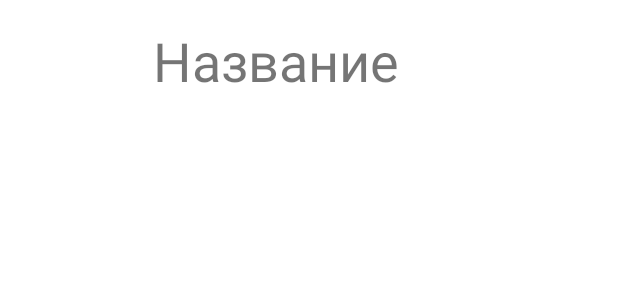
After one commit to Utka7/DisneyCharacter, an Android app: the layout list_item.xml on its own in the app's theme, with its tools: preview values and no code run, on a phone screen of 412 x 824 dp. The commit adds this screen. Shown: the top 300 px of the screen. Run offline under Robolectric (Android 15) with nearby library versions, the phone set to English and light mode, and no system bars.

Commit message:
added list_item and ItemElement

```diff
--- a/app/src/main/res/layout/activity_main.xml
+++ b/app/src/main/res/layout/activity_main.xml
@@ -14,7 +14,8 @@
         android:id="@+id/recyclerView"
         android:layout_width="match_parent"
         android:layout_height="0dp"
-        app:layout_constraintTop_toBottomOf="@+id/toolbar"
-        android:background="@color/design_default_color_primary"/>
+        android:background="@color/blue"
+        app:layout_constraintBottom_toBottomOf="parent"
+        app:layout_constraintTop_toBottomOf="@+id/toolbar" />
 
 </androidx.constraintlayout.widget.ConstraintLayout>
--- /dev/null
+++ b/app/src/main/res/layout/list_item.xml
@@ -0,0 +1,33 @@
+<?xml version="1.0" encoding="utf-8"?>
+<androidx.constraintlayout.widget.ConstraintLayout
+    xmlns:android="http://schemas.android.com/apk/res/android"
+    xmlns:app="http://schemas.android.com/apk/res-auto"
+    android:layout_width="match_parent"
+    android:layout_height="wrap_content">
+    <ImageView
+        android:id="@+id/flag"
+        android:layout_width="70dp"
+        android:layout_height="50dp"
+        android:layout_marginTop="16dp"
+        android:layout_marginBottom="16dp"
+        android:layout_marginLeft="16dp"
+        app:layout_constraintLeft_toLeftOf="parent"
+        app:layout_constraintRight_toLeftOf="@+id/name"
+        app:layout_constraintTop_toTopOf="parent"
+        app:layout_constraintBottom_toBottomOf="parent" />
+
+    <TextView
+        android:id="@+id/name"
+        android:layout_width="0dp"
+        android:layout_height="wrap_content"
+        android:layout_marginLeft="16dp"
+        android:layout_marginTop="16dp"
+        android:text="Название"
+        android:textSize="36sp"
+        app:layout_constraintRight_toRightOf="parent"
+        app:layout_constraintLeft_toRightOf="@+id/flag"
+        app:layout_constraintTop_toTopOf="parent" />
+
+
+
+</androidx.constraintlayout.widget.ConstraintLayout>
--- a/app/src/main/res/layout/toolbar.xml
+++ b/app/src/main/res/layout/toolbar.xml
@@ -11,7 +11,7 @@
 
     android:text="Disney Character"
     android:textColor="#ffffff"
-    android:textSize="40sp"
+    android:textSize="46sp"
         android:fontFamily="@font/disneypark"/>
 
 
--- a/app/src/main/res/values/colors.xml
+++ b/app/src/main/res/values/colors.xml
@@ -7,4 +7,5 @@
     <color name="teal_700">#FF018786</color>
     <color name="black">#FF000000</color>
     <color name="white">#FFFFFFFF</color>
+    <color name="blue">#FFA76FF7</color>
 </resources>
```
Also changed, not shown: app/src/main/java/com/example/disneycharacter/ItemElement.kt (added, +28 -0 lines).
